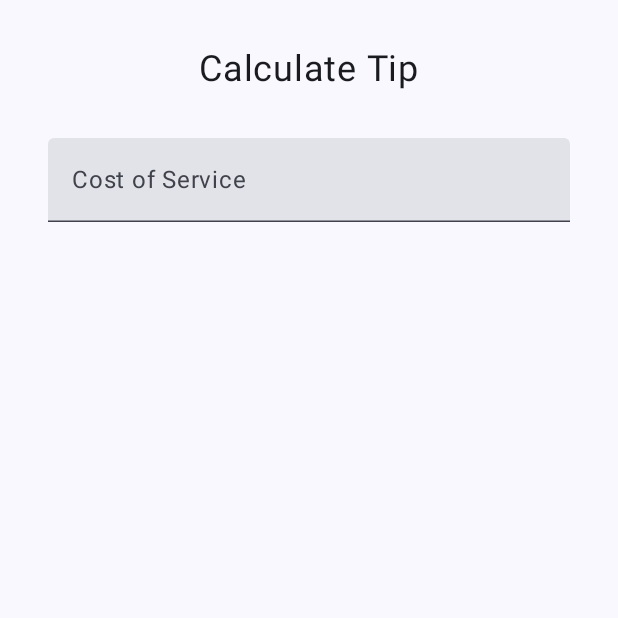
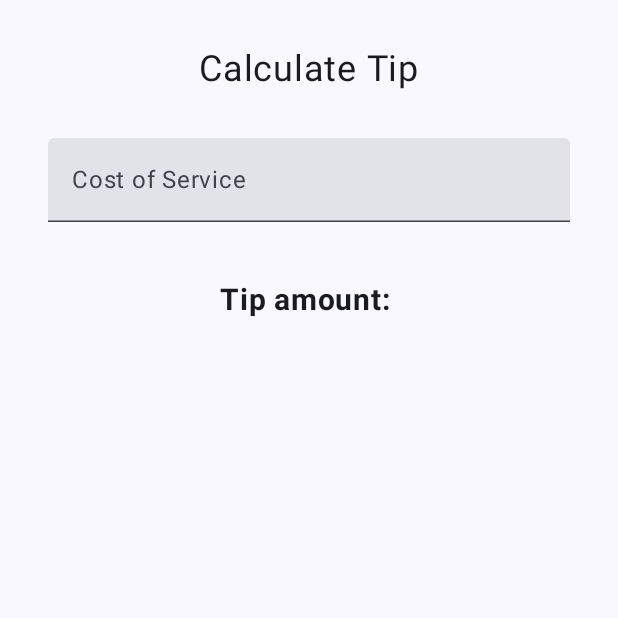
Before and after one commit to LottieAnne/tip-calcurator, an Android app built with Jetpack Compose: the screen it shows after launch (MainActivity), on a phone screen of 412 x 824 dp, the top half of it. Run offline under Robolectric (Android 15) with nearby library versions, the phone set to English and light mode, and no system bars.

```diff
--- a/app/src/main/java/com/example/tip_calculator/MainActivity.kt
+++ b/app/src/main/java/com/example/tip_calculator/MainActivity.kt
@@ -24,11 +24,13 @@ import androidx.compose.runtime.setValue
 import androidx.compose.ui.Alignment
 import androidx.compose.ui.Modifier
 import androidx.compose.ui.res.stringResource
+import androidx.compose.ui.text.font.FontWeight
 import androidx.compose.ui.text.input.KeyboardType
 import androidx.compose.ui.tooling.preview.Preview
 import androidx.compose.ui.unit.dp
 import androidx.compose.ui.unit.sp
 import com.example.tip_calculator.ui.theme.TipCalculatorTheme
+import java.text.NumberFormat
 
 class MainActivity : ComponentActivity() {
     override fun onCreate(savedInstanceState: Bundle?) {
@@ -57,6 +59,13 @@ fun TipCalculatorScreen() {
         )
         Spacer(Modifier.height(16.dp))
         EditNumberField()
+        Spacer(Modifier.height(24.dp))
+        Text(
+            text = stringResource(R.string.tip_amount, ""),
+            modifier = Modifier.align(Alignment.CenterHorizontally),
+            fontSize = 20.sp,
+            fontWeight = FontWeight.Bold
+        )
     }
 }
 
@@ -64,6 +73,9 @@ fun TipCalculatorScreen() {
 @Composable
 fun EditNumberField() {
     var amountInput by remember { mutableStateOf("") }
+
+    val amount = amountInput.toDoubleOrNull() ?: 0.0
+    val tip = calculateTip(amount)
     TextField(
         value = amountInput,
         onValueChange = { amountInput = it },
@@ -74,6 +86,14 @@ fun EditNumberField() {
     )
 }
 
+private fun calculateTip(
+    amount: Double,
+    tipPercent: Double = 15.0
+): String {
+    val tip = tipPercent / 100 * amount
+    return NumberFormat.getCurrencyInstance().format(tip) // 数値を通貨として書式設定
+}
+
 
 @Preview(showBackground = true)
 @Composable
```
